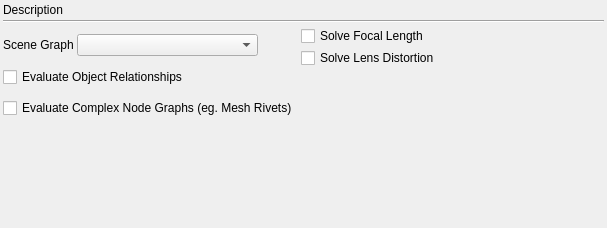
First picture: the form in python/mmSolver/tools/solver/widget/solver_basic_widget.ui, repository david-cattermole/mayaMatchMoveSolver, before the edit.
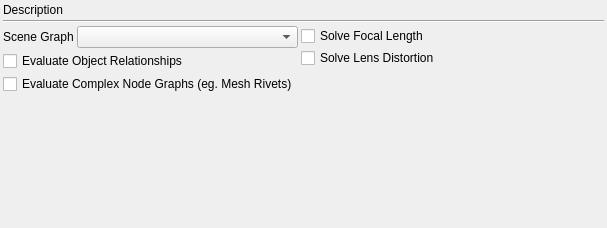
Second picture: the form after the edit.

Commit message:
Solver UI - Hide Scene Graph combo-box from user.
The default value will be 'auto' which will automatically determine the
needed Scene Graph.

The edit to the form file:
```diff
--- a/python/mmSolver/tools/solver/widget/solver_basic_widget.ui
+++ b/python/mmSolver/tools/solver/widget/solver_basic_widget.ui
@@ -72,22 +72,6 @@
            </property>
           </widget>
          </item>
-         <item>
-          <spacer name="horizontalSpacer">
-           <property name="orientation">
-            <enum>Qt::Horizontal</enum>
-           </property>
-           <property name="sizeType">
-            <enum>QSizePolicy::Expanding</enum>
-           </property>
-           <property name="sizeHint" stdset="0">
-            <size>
-             <width>40</width>
-             <height>20</height>
-            </size>
-           </property>
-          </spacer>
-         </item>
         </layout>
        </item>
        <item>
@@ -104,6 +88,22 @@
          </property>
         </widget>
        </item>
+       <item>
+        <spacer name="verticalSpacer">
+         <property name="orientation">
+          <enum>Qt::Vertical</enum>
+         </property>
+         <property name="sizeType">
+          <enum>QSizePolicy::MinimumExpanding</enum>
+         </property>
+         <property name="sizeHint" stdset="0">
+          <size>
+           <width>10</width>
+           <height>1</height>
+          </size>
+         </property>
+        </spacer>
+       </item>
       </layout>
      </item>
      <item>
```
The commit also changes 3 other files.
